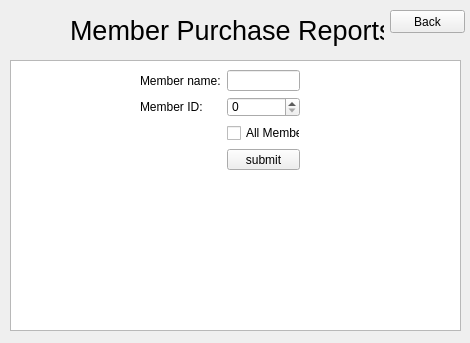
First picture: the form in memberpurchase.ui, repository WinterCS003/CS008_Project1, before the edit.
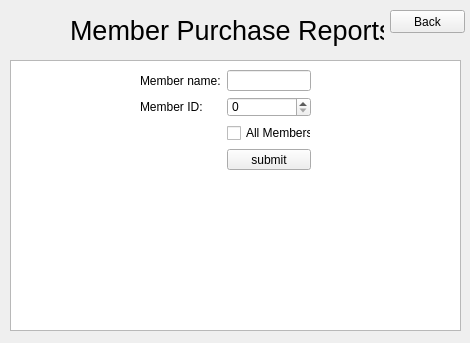
Second picture: the form after the edit.

What changed in the file:
```diff
--- a/memberpurchase.ui
+++ b/memberpurchase.ui
@@ -42,7 +42,7 @@
     <rect>
      <x>140</x>
      <y>70</y>
-     <width>160</width>
+     <width>171</width>
      <height>100</height>
     </rect>
    </property>
```
